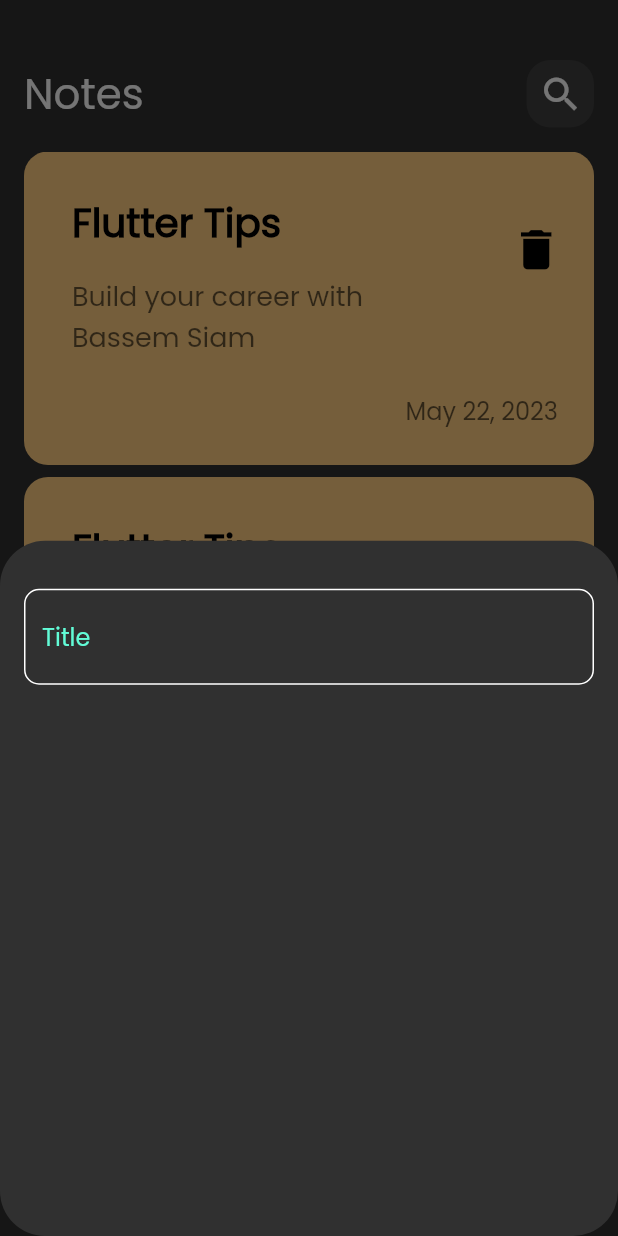
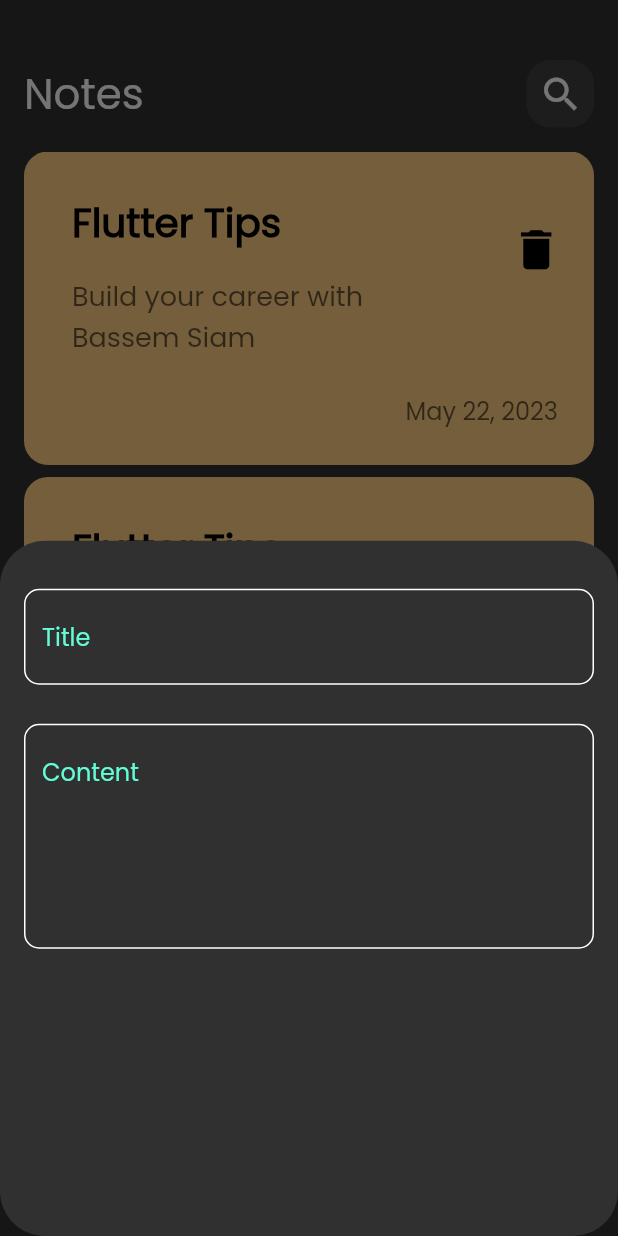
Before and after one commit to BassemSiam/notes_app, a Flutter app: the screen it shows after launch, after a tap on the "add" icon, on a phone screen of 412 x 824 dp. Run offline on Flutter 3.47's test engine with Material 2 defaults, Android fonts, the phone set to English and light mode, and no system bars.

Commit message:
add contant text filed

```diff
--- a/lib/Components/Widgets/Custom_text_filed.dart
+++ b/lib/Components/Widgets/Custom_text_filed.dart
@@ -2,26 +2,24 @@ import 'package:flutter/material.dart';
 import 'package:note_app/Components/Consts/Colors.dart';
 
 class CustomTextFiled extends StatelessWidget {
-  const CustomTextFiled({super.key});
-
+  const CustomTextFiled({super.key, required this.hintText, this.maxLine = 1});
+  final String hintText;
+  final int maxLine;
   @override
   Widget build(BuildContext context) {
     return TextField(
+      maxLines: maxLine,
       cursorColor: primaryColor,
       decoration: InputDecoration(
-        hintText: 'Title',
-        hintStyle: TextStyle(
-          color: primaryColor
-        ),
+        hintText: hintText,
+        hintStyle: TextStyle(color: primaryColor),
         border: OutlineInputBorder(
           borderRadius: BorderRadius.circular(10),
           borderSide: BorderSide(color: Colors.white),
-
-
         ),
         enabledBorder: OutlineInputBorder(
-           borderRadius: BorderRadius.circular(10),
-          borderSide:  BorderSide(color: Colors.white),
+          borderRadius: BorderRadius.circular(10),
+          borderSide: BorderSide(color: Colors.white),
         ),
         focusedBorder: OutlineInputBorder(
           borderRadius: BorderRadius.circular(10),
--- a/lib/Components/Widgets/widgets.dart
+++ b/lib/Components/Widgets/widgets.dart
@@ -84,7 +84,14 @@ class CustomBottomShet extends StatelessWidget {
             height: 32,
           ),
           CustomTextFiled(
-
+            hintText: 'Title',
+          ),
+          SizedBox(
+            height: 26,
+          ),
+          CustomTextFiled(
+            hintText: 'Content',
+            maxLine: 5,
           ),
         ],
       ),
```
